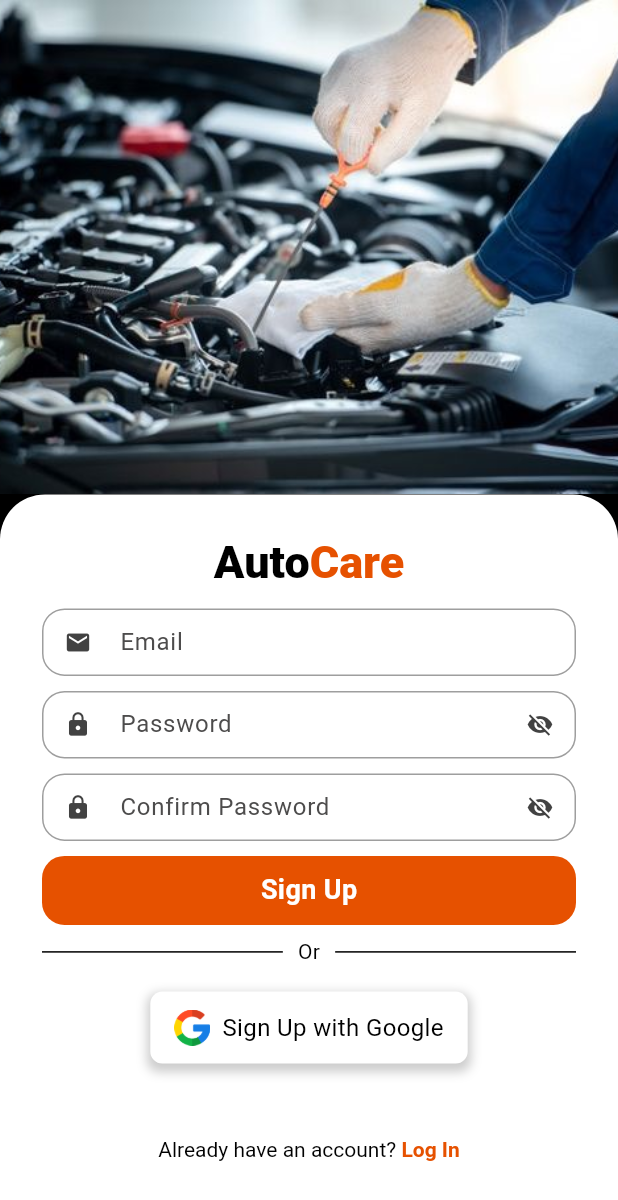
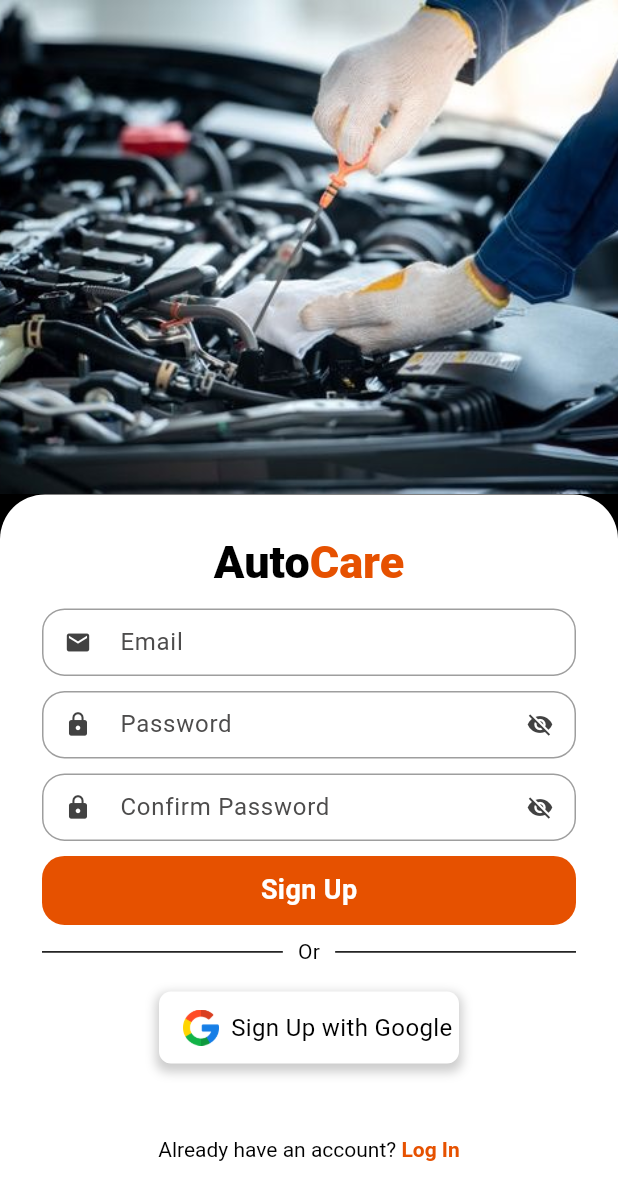
Before and after one commit to TechPyllars2024/AutoCareCarOwners, a Flutter app: the SignupScreen screen opened directly, on a phone screen of 412 x 824 dp. Shown: the top 1200 px of the screen. Run offline on Flutter 3.47's test engine with Material 3 defaults, Android fonts, the phone set to English and light mode, and no system bars; drawn by our look-alikes of flutter_animate; our stand-ins replace carousel_slider, cloud_firestore, curved_navigation_bar, firebase_auth, firebase_core, firebase_storage and 4 more; missing offline and left inert: flutter_pannable_rating_bar; accounts and stored records are empty.

Commit message:
update: loading in google button

```diff
--- a/lib/Authentication/widgets/googleButton.dart
+++ b/lib/Authentication/widgets/googleButton.dart
@@ -1,20 +1,25 @@
 import 'package:flutter/material.dart';
 
 class GoogleButton extends StatelessWidget {
-  final VoidCallback onTap;
+  final VoidCallback? onTap;
   final String hintText;
+  final bool isGoogleLoading; // Add this parameter
+  final double width; // Add width parameter
 
   const GoogleButton({
     super.key,
     required this.onTap,
     required this.hintText,
+    this.isGoogleLoading = false, // Default to false if not provided
+    this.width = 200, // Default width, you can adjust as needed
   });
 
   @override
   Widget build(BuildContext context) {
     return GestureDetector(
-      onTap: onTap,
+      onTap: isGoogleLoading ? null : onTap, // Disable tap when loading
       child: Container(
+        width: width, // Set a fixed width for the button
         decoration: BoxDecoration(
           color: Colors.white,
           boxShadow: [
@@ -29,14 +34,24 @@ class GoogleButton extends StatelessWidget {
         ),
         padding: const EdgeInsets.symmetric(vertical: 12, horizontal: 16),
         child: Row(
-          mainAxisSize: MainAxisSize.min,
+          mainAxisAlignment: MainAxisAlignment.center, // Center the contents
           children: [
+            if (isGoogleLoading)
+              const SizedBox(
+                width: 20, // Ensure width is consistent
+                height: 20, // Ensure height is consistent
+                child: CircularProgressIndicator(
+                  color: Colors.black, // Change color as needed
+                ),
+              )
+            else
               SizedBox(
                 width: 24,
                 height: 24,
                 child: Image.asset('lib/Authentication/assets/images/icons/google.png'),
               ),
             const SizedBox(width: 8),
+            if (!isGoogleLoading)
               Text(
                 hintText,
                 style: const TextStyle(color: Colors.black, fontSize: 16),
```
Lines whose indentation alone changed are shown as unchanged.
